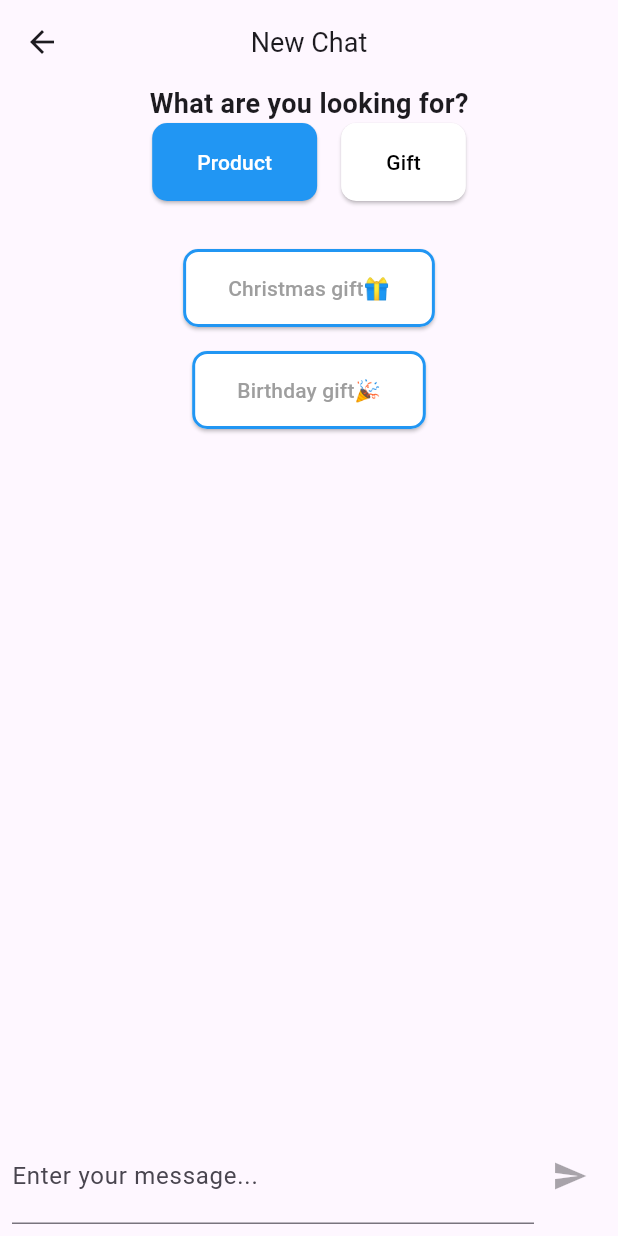
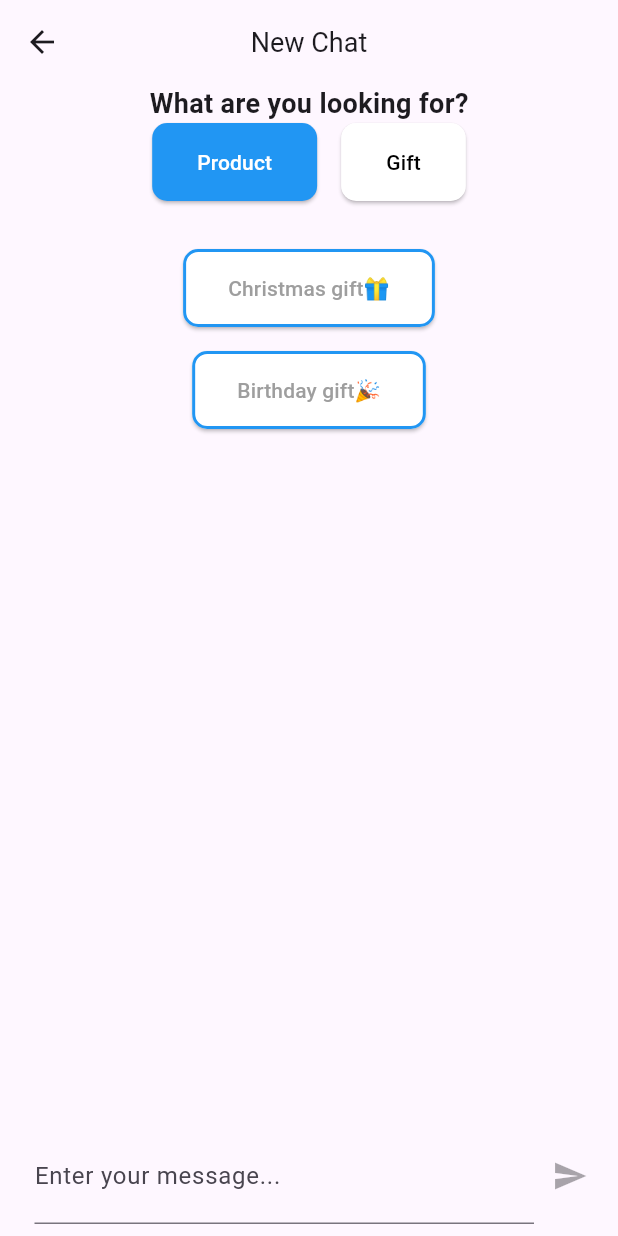
Before and after one commit to Shchoholiev/shopping-assistant-mobile-client, a Flutter app: the ChatScreen screen opened directly, on a phone screen of 412 x 824 dp. Run offline on Flutter 3.47's test engine with Material 3 defaults, Android fonts, the phone set to English and light mode, and no system bars; our stand-ins replace flutter_spinkit, flutter_svg, graphql, graphql_flutter, jwt_decoder, logger and 1 more; accounts and stored records are empty; network calls fail.

Commit message:
fixed cosmetic bugs

```diff
--- a/lib/screens/chat.dart
+++ b/lib/screens/chat.dart
@@ -38,7 +38,7 @@ class MessageBubble extends StatelessWidget {
           crossAxisAlignment: CrossAxisAlignment.start,
           children: [
             Text(
-              message,
+              message.trim(),
               style: TextStyle(color: isOutgoing ? Colors.white : Colors.black,
                   fontSize: 18.0
               ),
@@ -127,6 +127,7 @@ class ChatScreenState extends State<ChatScreen> {
       final lastMessage = messages.isNotEmpty ? messages.last : null;
       message.isProduct = _searchService.checkerForProduct();
       message.isSuggestion = _searchService.checkerForSuggestion();
+      bool checker = false;
       logger.d("Product status: ${message.isProduct}");
       if (lastMessage != null && lastMessage.role != "User" && message.role != "User") {
         final updatedMessage = Message(
@@ -388,6 +389,8 @@ class ChatScreenState extends State<ChatScreen> {
             child: Row(
               children: <Widget>[
                 Expanded(
+                  child: Padding(
+                    padding: const EdgeInsets.only(left: 15.0), // Adjust the left padding as needed
                     child: TextField(
                       controller: _messageController,
                       onChanged: (text) {
@@ -397,7 +400,8 @@ class ChatScreenState extends State<ChatScreen> {
                       },
                       decoration: InputDecoration(
                         hintText: 'Enter your message...',
-                        contentPadding: EdgeInsets.symmetric(vertical: 20.0)
+                        contentPadding: EdgeInsets.symmetric(vertical: 20.0),
+                      ),
                     ),
                   ),
                 ),
```
Lines whose indentation alone changed are shown as unchanged.
